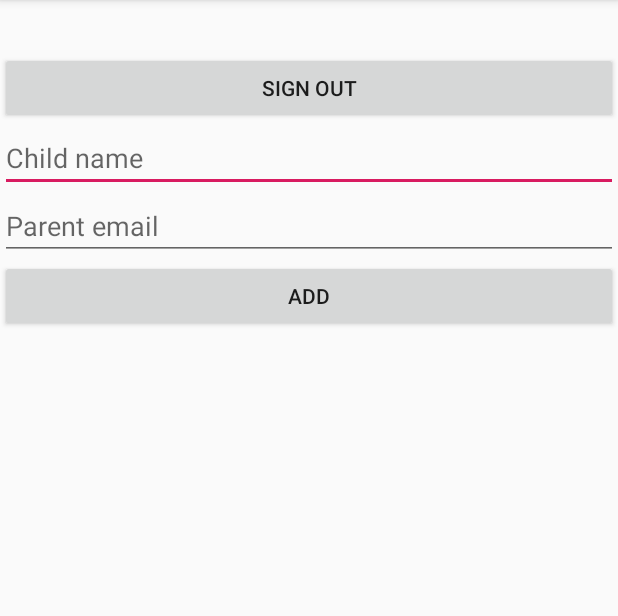
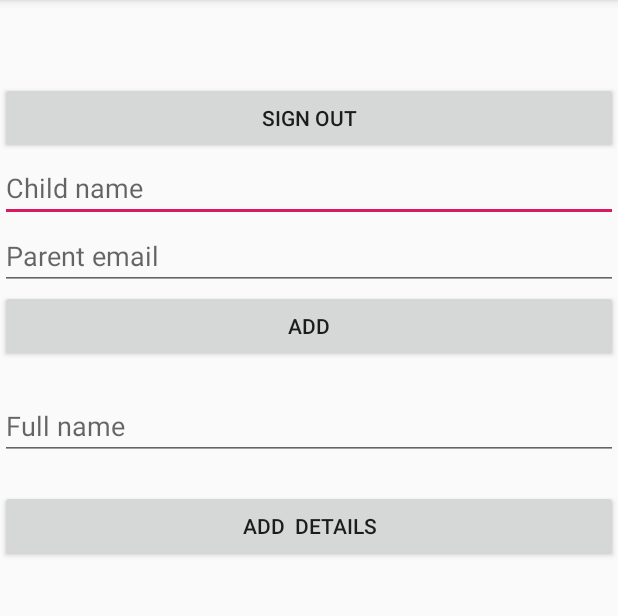
Before and after one commit to tsvetkovdimitar/tech-and-tools, an Android app: the ProfileActivity screen opened directly, with no data from a screen before it, on a phone screen of 412 x 824 dp, the part 84-700 px from its top. Run offline under Robolectric (Android 15) with nearby library versions, the phone set to English and light mode, and no system bars; our stand-ins replace Firebase (no records; nobody signed in at launch, a user with empty details on screens opened directly).

Commit message:
UI option to add user details added

```diff
--- a/app/build.gradle
+++ b/app/build.gradle
@@ -28,7 +28,9 @@ dependencies {
     implementation 'com.google.android.gms:play-services-auth:16.0.1'
     implementation "com.google.firebase:firebase-database:16.1.0"
     implementation 'com.google.firebase:firebase-firestore:18.1.0'
+    implementation 'com.google.firebase:firebase-crash:16.2.1'
     implementation 'com.google.firebase:firebase-functions:16.3.0'
+    implementation 'com.google.firebase:firebase-messaging:12.0.1'
     testImplementation 'junit:junit:4.12'
     androidTestImplementation 'com.android.support.test:runner:1.0.2'
     androidTestImplementation 'com.android.support.test.espresso:espresso-core:3.0.2'
--- a/app/src/main/java/com/d1m1tr/tech_and_tools_project/ProfileActivity.java
+++ b/app/src/main/java/com/d1m1tr/tech_and_tools_project/ProfileActivity.java
@@ -31,23 +31,22 @@ public class ProfileActivity extends AppCompatActivity {
     public static final String CHILD_NAME = "childName";
     public static final String CHILD_ID = "childId";
 
-    TextView userEmail;
-    Button userLogOut;
+    private TextView userEmail;
+    private Button userLogOut;
 
-    EditText childName;
-    EditText parentEmail;
-    Button btnAddChild;
+    private EditText childName;
+    private EditText parentEmail;
+    private Button btnAddChild;
+    private Button btnAddUserDetails;
 
-    FirebaseAuth mAuth;
-    FirebaseUser mUser;
+    private FirebaseAuth mAuth;
+    private FirebaseUser mUser;
 
     private DatabaseReference databaseChild;
 
-   // private DocumentReference mDocRef = FirebaseFirestore.getInstance().document()
+    private ListView listViewChildren;
 
-    ListView listViewChildren;
-
-    List<Child> childrenList;
+    private List<Child> childrenList;
 
     @Override
     protected void onCreate(Bundle savedInstanceState) {
@@ -60,6 +59,8 @@ public class ProfileActivity extends AppCompatActivity {
         childName = findViewById(R.id.edt_child_name);
         parentEmail = findViewById(R.id.edt_parent_email);
         btnAddChild = findViewById(R.id.btn_add_child);
+
+        btnAddUserDetails = findViewById(R.id.btn_add_user_details);
 
         mAuth = FirebaseAuth.getInstance();
         mUser = mAuth.getCurrentUser();
--- a/app/src/main/java/com/d1m1tr/tech_and_tools_project/SignUpActivity.java
+++ b/app/src/main/java/com/d1m1tr/tech_and_tools_project/SignUpActivity.java
@@ -4,6 +4,7 @@ import android.content.Intent;
 import android.os.Bundle;
 import android.support.annotation.NonNull;
 import android.support.v7.app.AppCompatActivity;
+import android.text.TextUtils;
 import android.view.View;
 import android.widget.Button;
 import android.widget.EditText;
@@ -47,6 +48,10 @@ public class SignUpActivity extends AppCompatActivity {
             @Override
             public void onClick(View view) {
 
+                String signUpEmail = email.getText().toString().trim();
+                String signUpPassword = password.getText().toString().trim();
+
+                if (!(TextUtils.isEmpty(signUpEmail) && TextUtils.isEmpty(signUpPassword))){
 
                     mAuth.createUserWithEmailAndPassword(email.getText().toString().trim(), password.getText().toString().trim())
                             .addOnCompleteListener(new OnCompleteListener<AuthResult>() {
@@ -55,6 +60,9 @@ public class SignUpActivity extends AppCompatActivity {
 
                                     if(task.isSuccessful()){
 
+                                        Intent signupIntent = new Intent(SignUpActivity.this, ProfileActivity.class);
+                                        startActivity(signupIntent);
+                                        finish();
                                         Toast.makeText(SignUpActivity.this, "Registered Successfully", Toast.LENGTH_LONG).show();
 
                                     }
@@ -70,6 +78,12 @@ public class SignUpActivity extends AppCompatActivity {
                             });
 
                 }
+                else{
+
+                    Toast.makeText(SignUpActivity.this, "Please, enter email and password.", Toast.LENGTH_LONG).show();
+
+                }
+            }
         });
 
     }
--- a/app/src/main/res/layout/activity_profile.xml
+++ b/app/src/main/res/layout/activity_profile.xml
@@ -11,6 +11,7 @@
     <TextView
         android:layout_width="wrap_content"
         android:layout_height="wrap_content"
+        android:layout_marginTop = "20dp"
         android:id="@+id/userEmail"
         android:textSize="25sp"
         android:gravity="center"
@@ -46,12 +47,31 @@
         android:layout_below="@id/edt_parent_email"
         android:text="Add"/>
 
+
+    <EditText
+        android:id="@+id/user_name"
+        android:layout_below="@+id/btn_add_child"
+        android:layout_marginTop = "20dp"
+        android:ems="10"
+        android:inputType="text"
+        android:hint="Full name"
+        android:layout_width="match_parent"
+        android:layout_height="wrap_content" />
+
+    <Button
+        android:id="@+id/btn_add_user_details"
+        android:layout_below="@id/user_name"
+        android:layout_marginTop = "20dp"
+        android:text="Add  Details"
+        android:layout_width="match_parent"
+        android:layout_height="wrap_content" />
+
     <ListView
         android:layout_width="match_parent"
         android:layout_height="match_parent"
         android:id="@+id/list_children"
         android:layout_alignParentStart="true"
-        android:layout_below="@+id/btn_add_child">
+        android:layout_below="@+id/btn_add_user_details">
 
     </ListView>
 
```
Lines whose indentation alone changed are shown as unchanged.
